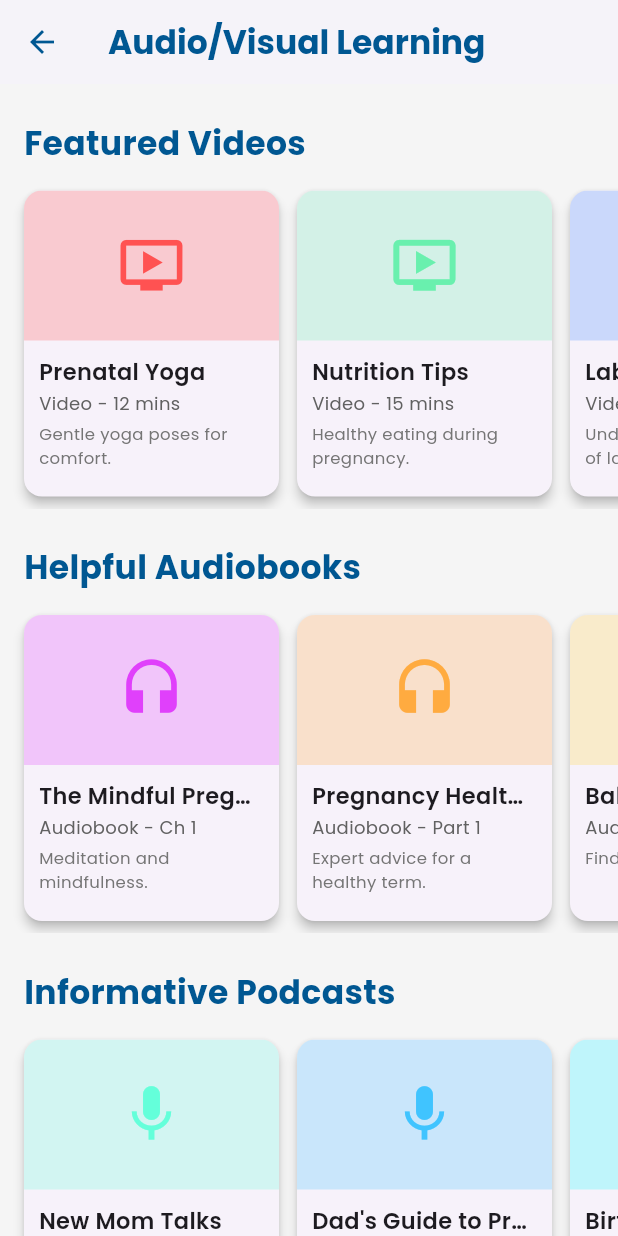
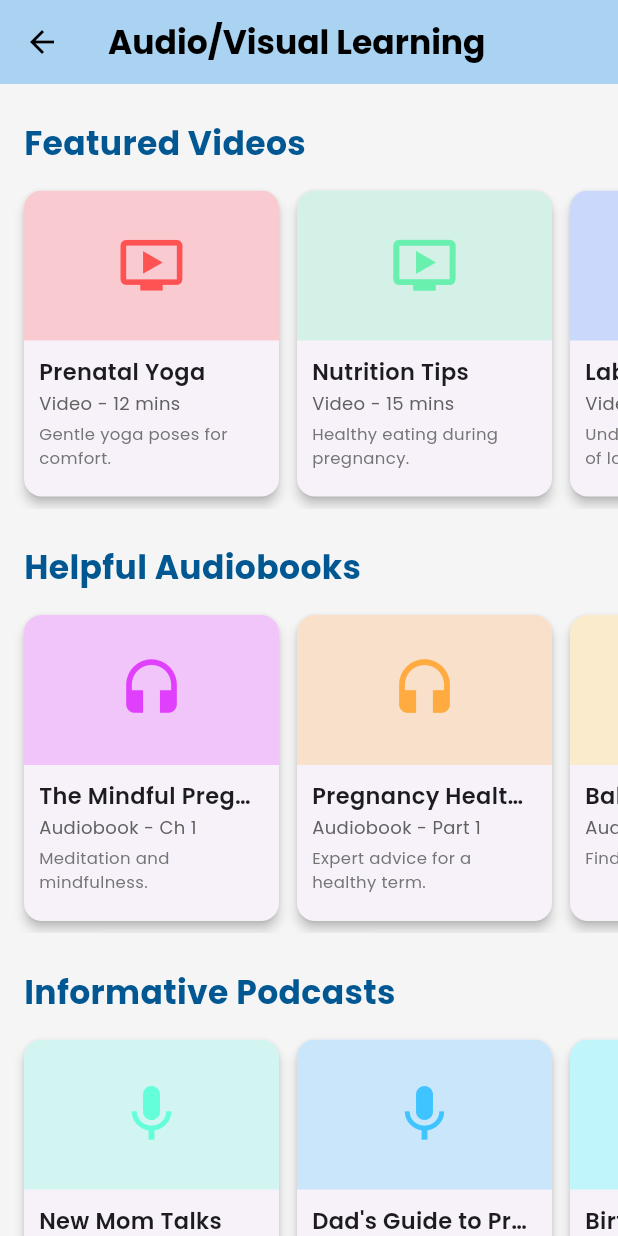
Before and after one commit to oatmeal2211/BumpToBaby, a Flutter app: the AudioVisualLearningScreen screen opened directly, on a phone screen of 412 x 824 dp. Run offline on Flutter 3.47's test engine with Material 3 defaults, Android fonts, the phone set to English and light mode, and no system bars; our stand-ins replace cloud_firestore, firebase_auth, firebase_core, firebase_storage, flutter_dotenv, flutter_markdown and 8 more; accounts and stored records are empty.

Commit message:
Modified the top bar audio/visual learning colour to ensure a uniform UI style

```diff
--- a/bumptobaby/lib/screens/audio_visual_learning_screen.dart
+++ b/bumptobaby/lib/screens/audio_visual_learning_screen.dart
@@ -187,12 +187,12 @@ class AudioVisualLearningScreen extends StatelessWidget {
           'Audio/Visual Learning',
           style: GoogleFonts.poppins(
             fontWeight: FontWeight.bold,
-            color: const Color(0xFF005792)
+            color: Colors.black,
           ),
         ),
-        backgroundColor: Colors.white,
+        backgroundColor: const Color(0xFFafdcf8),
         elevation: 2.0,
-        iconTheme: const IconThemeData(color: Color(0xFF005792)),
+        iconTheme: const IconThemeData(color: Colors.black),
       ),
       body: ListView(
         children: [
```
